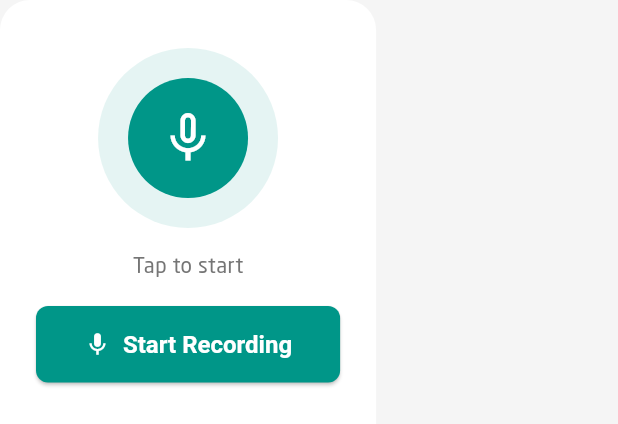
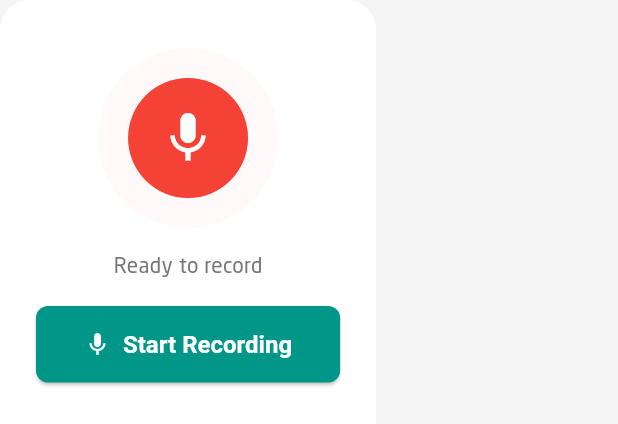
Before and after one commit to ahmed3tman/New-MediGuard-AI, a Flutter app: the AudioRecorderWidget widget shown alone on an empty page, opened directly with empty values, on a phone screen of 412 x 824 dp. Shown: the top 424 px of the screen. Run offline on Flutter 3.47's test engine with Material 3 defaults, Android fonts, the phone set to English and light mode, and no system bars; our stand-ins replace audioplayers, equatable, firebase_auth, firebase_core, firebase_database, fl_chart and 6 more; missing offline and left inert: mobile_scanner, record; accounts and stored records are empty; network calls fail.

Commit message:
feat: Enhance audio recorder widget with improved permission handling and UI updates

```diff
--- a/lib/features/medical_assistant_tap/view/widgets/audio_recorder_widget.dart
+++ b/lib/features/medical_assistant_tap/view/widgets/audio_recorder_widget.dart
@@ -45,9 +45,32 @@ class _AudioRecorderWidgetState extends State<AudioRecorderWidget> {
     // If autoStart is requested, try to start recording after a short delay
     if (widget.autoStart) {
       WidgetsBinding.instance.addPostFrameCallback((_) async {
-        final ok = await _ensureMicPermission();
-        if (ok && mounted) {
-          await _startRecording();
+        try {
+          // Request permission silently (will trigger the OS prompt if needed)
+          final status = await Permission.microphone.status;
+          if (!status.isGranted) {
+            final newStatus = await Permission.microphone.request();
+            if (newStatus.isGranted) {
+              if (mounted) await _startRecording();
+            } else {
+              // Don't show the custom dialog here; just inform user via SnackBar
+              if (mounted) {
+                ScaffoldMessenger.of(context).showSnackBar(
+                  SnackBar(
+                    content: Text(
+                      widget.isArabic
+                          ? 'يرجى تفعيل إذن الميكروفون من إعدادات التطبيق.'
+                          : 'Please enable microphone permission from app settings.',
+                    ),
+                  ),
+                );
+              }
+            }
+          } else {
+            if (mounted) await _startRecording();
+          }
+        } catch (e) {
+          debugPrint('Auto-start permission/request error: $e');
         }
       });
     }
@@ -70,7 +93,7 @@ class _AudioRecorderWidgetState extends State<AudioRecorderWidget> {
     final status = await Permission.microphone.status;
     if (status.isGranted) return true;
 
-    // Try requesting permission
+    // Try requesting permission (may trigger OS prompt)
     final newStatus = await Permission.microphone.request();
     if (newStatus.isGranted) return true;
 
@@ -248,12 +271,13 @@ class _AudioRecorderWidgetState extends State<AudioRecorderWidget> {
           // ===== Compact recording card (no top handle/title) =====
           const SizedBox(height: 8),
 
-          // Recording indicator
-          if (_isRecording) ...[
+          // Single red mic indicator (remove the teal mic widget to avoid overlap)
           Container(
             padding: const EdgeInsets.all(20),
             decoration: BoxDecoration(
-                color: Colors.red.withOpacity(0.1),
+              color: _isRecording
+                  ? Colors.red.withOpacity(0.1)
+                  : Colors.red.withOpacity(0.03),
               shape: BoxShape.circle,
             ),
             child: Container(
@@ -267,6 +291,7 @@ class _AudioRecorderWidgetState extends State<AudioRecorderWidget> {
             ),
           ),
           const SizedBox(height: 16),
+          if (_isRecording) ...[
             Text(
               _formatDuration(_recordDuration),
               style: const TextStyle(
@@ -281,29 +306,9 @@ class _AudioRecorderWidgetState extends State<AudioRecorderWidget> {
               style: TextStyle(fontSize: 14, color: Colors.grey[600]),
             ),
           ] else ...[
-            Container(
-              padding: const EdgeInsets.all(20),
-              decoration: BoxDecoration(
-                color: Colors.teal.withOpacity(0.1),
-                shape: BoxShape.circle,
-              ),
-              child: Container(
-                width: 80,
-                height: 80,
-                decoration: const BoxDecoration(
-                  color: Colors.teal,
-                  shape: BoxShape.circle,
-                ),
-                child: const Icon(
-                  Icons.mic_none,
-                  color: Colors.white,
-                  size: 40,
-                ),
-              ),
-            ),
-            const SizedBox(height: 16),
+            // When not recording we keep a minimal status (no teal widget)
             Text(
-              widget.isArabic ? 'اضغط للبدء' : 'Tap to start',
+              widget.isArabic ? 'جاهز للتسجيل' : 'Ready to record',
               style: TextStyle(fontSize: 14, color: Colors.grey[600]),
             ),
           ],
@@ -347,10 +352,45 @@ class _AudioRecorderWidgetState extends State<AudioRecorderWidget> {
               ],
             )
           else
-            ElevatedButton.icon(
+            // If autoStart is enabled we removed the explicit Start button
+            // and show a small status; otherwise keep the Start Recording button.
+            (widget.autoStart
+                ? Column(
+                    children: [
+                      const SizedBox(height: 8),
+                      Row(
+                        mainAxisAlignment: MainAxisAlignment.center,
+                        children: [
+                          SizedBox(
+                            width: 20,
+                            height: 20,
+                            child: CircularProgressIndicator(
+                              strokeWidth: 2,
+                              valueColor: AlwaysStoppedAnimation<Color>(
+                                Colors.teal,
+                              ),
+                            ),
+                          ),
+                          const SizedBox(width: 12),
+                          Text(
+                            widget.isArabic
+                                ? 'جاري بدء التسجيل...'
+                                : 'Starting recording...',
+                            style: TextStyle(
+                              fontSize: 14,
+                              color: Colors.grey[600],
+                            ),
+                          ),
+                        ],
+                      ),
+                    ],
+                  )
+                : ElevatedButton.icon(
                     onPressed: _startRecording,
                     icon: const Icon(Icons.mic),
-              label: Text(widget.isArabic ? 'ابدأ التسجيل' : 'Start Recording'),
+                    label: Text(
+                      widget.isArabic ? 'ابدأ التسجيل' : 'Start Recording',
+                    ),
                     style: ElevatedButton.styleFrom(
                       backgroundColor: Colors.teal,
                       foregroundColor: Colors.white,
@@ -359,7 +399,7 @@ class _AudioRecorderWidgetState extends State<AudioRecorderWidget> {
                         vertical: 16,
                       ),
                     ),
-            ),
+                  )),
 
           const SizedBox(height: 16),
         ],
```
Also changed, not shown: lib/features/medical_assistant_tap/view/widgets/message_input_widget.dart (+12 -30 lines), lib/features/patient_records_tap/services/patient_api_service.dart (+30 -10 lines). Lines whose indentation alone changed are shown as unchanged.
